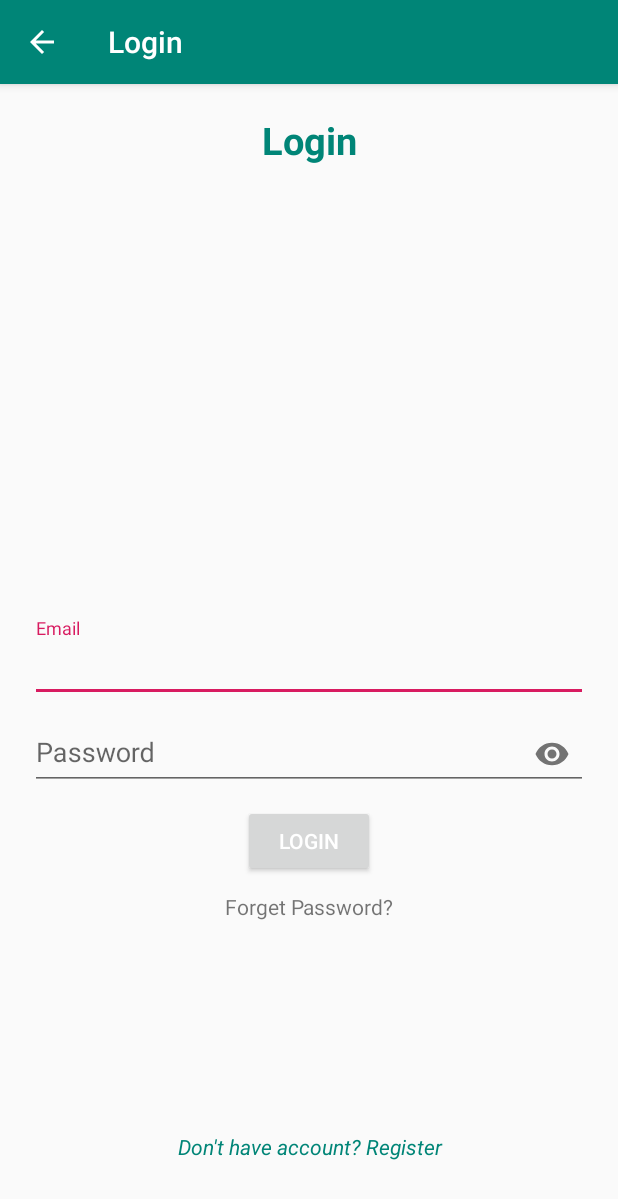
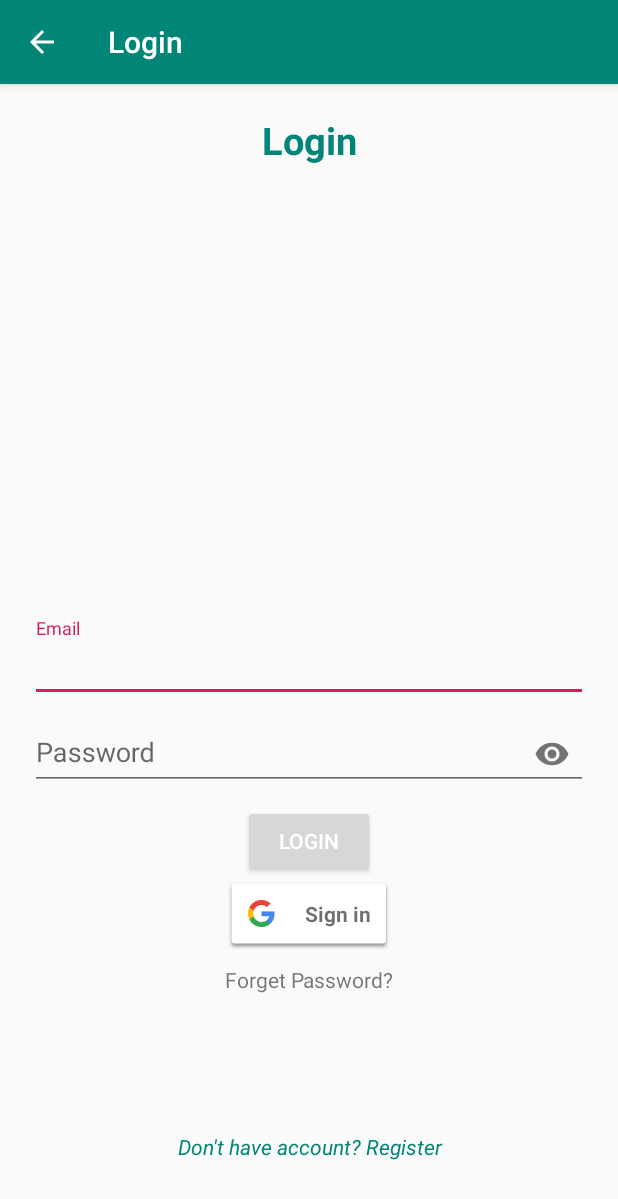
Before and after one commit to Alimustoofaa/Kloset-social-media-app, an Android app: the LoginActivity screen opened directly, with no data from a screen before it, on a phone screen of 412 x 824 dp. Shown: the top 1199 px of the screen. Run offline under Robolectric (Android 15) with nearby library versions, the phone set to English and light mode, and no system bars; our stand-ins replace Firebase (no records; nobody signed in at launch, a user with empty details on screens opened directly).

Commit message:
add sign with google account

```diff
--- a/app/build.gradle
+++ b/app/build.gradle
@@ -28,6 +28,9 @@ dependencies {
     implementation 'androidx.constraintlayout:constraintlayout:1.1.3'
     implementation 'com.google.firebase:firebase-auth:19.2.0'
     implementation 'com.google.firebase:firebase-core:17.2.1'
+    //google sign library
+    implementation 'com.google.android.gms:play-services-auth:17.0.0'
+
     testImplementation 'junit:junit:4.12'
     androidTestImplementation 'androidx.test.ext:junit:1.1.1'
     androidTestImplementation 'androidx.test.espresso:espresso-core:3.2.0'
--- a/app/src/main/java/com/alimustofa/kloset/LoginActivity.java
+++ b/app/src/main/java/com/alimustofa/kloset/LoginActivity.java
@@ -19,21 +19,33 @@ import android.widget.LinearLayout;
 import android.widget.TextView;
 import android.widget.Toast;
 
+import com.google.android.gms.auth.api.signin.GoogleSignIn;
+import com.google.android.gms.auth.api.signin.GoogleSignInAccount;
+import com.google.android.gms.auth.api.signin.GoogleSignInClient;
+import com.google.android.gms.auth.api.signin.GoogleSignInOptions;
+import com.google.android.gms.common.SignInButton;
+import com.google.android.gms.common.api.ApiException;
 import com.google.android.gms.tasks.OnCompleteListener;
 import com.google.android.gms.tasks.OnFailureListener;
 import com.google.android.gms.tasks.Task;
+import com.google.android.material.snackbar.Snackbar;
+import com.google.firebase.auth.AuthCredential;
 import com.google.firebase.auth.AuthResult;
 import com.google.firebase.auth.FirebaseAuth;
 import com.google.firebase.auth.FirebaseUser;
+import com.google.firebase.auth.GoogleAuthProvider;
 
 import static android.app.AlertDialog.*;
 
 public class LoginActivity extends AppCompatActivity {
 
 
+    private static final int RC_SIGN_IN = 100;
+    GoogleSignInClient mGoogleSignInClient;
     EditText mEmailEt, mPasswordET;
     TextView mdontthave_accountTV, mrecoverPassTV;
     Button mLoginBtn;
+    SignInButton mgoogleLoginBtn;
 
     //Declare an instance of FirebaseAuth
     private FirebaseAuth mAuth;
@@ -54,6 +66,13 @@ public class LoginActivity extends AppCompatActivity {
         actionBar.setDisplayHomeAsUpEnabled(true);
         actionBar.setDisplayShowHomeEnabled(true);
 
+        // Configure Google Sign In
+        GoogleSignInOptions gso = new GoogleSignInOptions.Builder(GoogleSignInOptions.DEFAULT_SIGN_IN)
+                .requestIdToken(getString(R.string.default_web_client_id))
+                .requestEmail()
+                .build();
+        mGoogleSignInClient = GoogleSignIn.getClient(this,gso);
+
         // Initialize Firebase Auth
         mAuth = FirebaseAuth.getInstance();
 
@@ -61,6 +80,7 @@ public class LoginActivity extends AppCompatActivity {
         mEmailEt= findViewById(R.id.emailEt);
         mPasswordET = findViewById(R.id.passwordEt);
         mLoginBtn = findViewById(R.id.loginBtn);
+        mgoogleLoginBtn = findViewById(R.id.googleLoginBtn);
         mrecoverPassTV = findViewById(R.id.recoverPassTV);
 
 
@@ -101,7 +121,15 @@ public class LoginActivity extends AppCompatActivity {
             }
         });
 
-
+        //handel button Google sign
+        mgoogleLoginBtn.setOnClickListener(new View.OnClickListener() {
+            @Override
+            public void onClick(View v) {
+                //begin google login process
+                Intent signInIntent = mGoogleSignInClient.getSignInIntent();
+                startActivityForResult(signInIntent, RC_SIGN_IN);
+            }
+        });
 
     }
 
@@ -224,5 +252,57 @@ public class LoginActivity extends AppCompatActivity {
         return super.onSupportNavigateUp();
     }
 
+    @Override
+    public void onActivityResult(int requestCode, int resultCode, Intent data) {
+        super.onActivityResult(requestCode, resultCode, data);
 
+        // Result returned from launching the Intent from GoogleSignInApi.getSignInIntent(...);
+        if (requestCode == RC_SIGN_IN) {
+            Task<GoogleSignInAccount> task = GoogleSignIn.getSignedInAccountFromIntent(data);
+            try {
+                // Google Sign In was successful, authenticate with Firebase
+                GoogleSignInAccount account = task.getResult(ApiException.class);
+                firebaseAuthWithGoogle(account);
+            } catch (ApiException e) {
+                // Google Sign In failed, update UI appropriately
+                Toast.makeText(this, ""+e.getMessage(), Toast.LENGTH_SHORT).show();
+                // ...
+            }
+        }
+    }
+
+    private void firebaseAuthWithGoogle(GoogleSignInAccount acct) {
+
+        AuthCredential credential = GoogleAuthProvider.getCredential(acct.getIdToken(), null);
+        mAuth.signInWithCredential(credential)
+                .addOnCompleteListener(this, new OnCompleteListener<AuthResult>() {
+                    @Override
+                    public void onComplete(@NonNull Task<AuthResult> task) {
+                        if (task.isSuccessful()) {
+                            // Sign in success, update UI with the signed-in user's information
+                            FirebaseUser user = mAuth.getCurrentUser();
+
+                            //show user email in toast
+                            Toast.makeText(LoginActivity.this, ""+user.getEmail(), Toast.LENGTH_SHORT).show();
+
+                            //goto profile activity
+                            startActivity(new Intent(LoginActivity.this, ProfileActivity.class));
+                            finish();
+                            //updateUI(user);
+                        } else {
+                            // If sign in fails, display a message to the user.
+                            Toast.makeText(LoginActivity.this, "Login Failed...", Toast.LENGTH_SHORT).show();
+                            //updateUI(null);
+                        }
+
+
+                    }
+                }).addOnFailureListener(new OnFailureListener() {
+            @Override
+            public void onFailure(@NonNull Exception e) {
+                //get and show error messege
+                Toast.makeText(LoginActivity.this, ""+e.getMessage(), Toast.LENGTH_SHORT).show();
+            }
+        });
+    }
 }
--- a/app/src/main/res/layout/activity_login.xml
+++ b/app/src/main/res/layout/activity_login.xml
@@ -53,17 +53,8 @@
 
     </com.google.android.material.textfield.TextInputLayout>
 
-    <TextView
-        android:id="@+id/recoverPassTV"
-        android:layout_width="match_parent"
-        android:layout_height="wrap_content"
-        android:text="Forget Password?"
-        android:layout_centerVertical="true"
-        android:layout_centerHorizontal="true"
-        android:textAlignment="center"
-        android:layout_below="@id/loginBtn"
-        android:layout_marginTop="10dp"/>
-    //button
+
+    //button login
     <Button
         android:id="@+id/loginBtn"
         android:text="Login"
@@ -74,6 +65,25 @@
         android:layout_height="wrap_content"
         android:layout_below="@id/passwordTIL"/>
 
+    //Button Sign with google accounr
+    <com.google.android.gms.common.SignInButton
+        android:id="@+id/googleLoginBtn"
+        android:layout_width="wrap_content"
+        android:layout_height="wrap_content"
+        android:layout_centerHorizontal="true"
+        android:layout_below="@+id/loginBtn"/>
+
+    //forget password
+    <TextView
+        android:id="@+id/recoverPassTV"
+        android:layout_width="match_parent"
+        android:layout_height="wrap_content"
+        android:text="Forget Password?"
+        android:layout_centerVertical="true"
+        android:layout_centerHorizontal="true"
+        android:textAlignment="center"
+        android:layout_below="@id/googleLoginBtn"
+        android:layout_marginTop="10dp"/>
 
     //click to Register Activity
     <TextView
```
